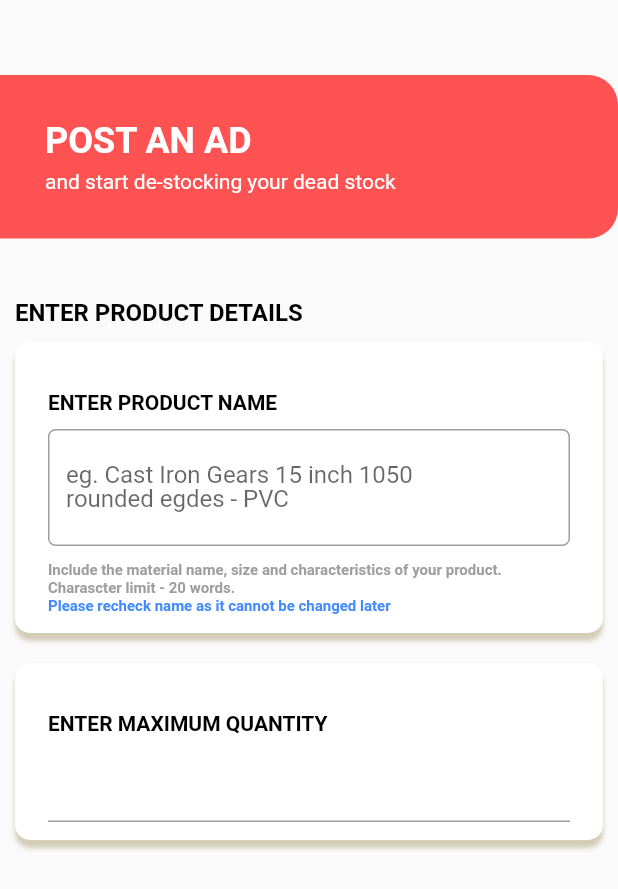
After one commit to SankarshanDudhate/de_stock, a Flutter app: the MyHomePage screen opened directly, after a tap on "POST AN AD", on a phone screen of 412 x 824 dp. The commit adds this screen. Shown: the top 889 px of the screen. Run offline on Flutter 3.47's test engine with Material 2 defaults, Android fonts, the phone set to English and light mode, and no system bars; Roboto replaces fonts that are missing (Arial).

Commit message:
post an add v0.1

```diff
--- a/lib/main.dart
+++ b/lib/main.dart
@@ -1,3 +1,4 @@
+import 'package:destock/postAd.dart';
 import 'package:flutter/material.dart';
 
 void main() {
@@ -9,39 +10,18 @@ class MyApp extends StatelessWidget {
   @override
   Widget build(BuildContext context) {
     return MaterialApp(
-      title: 'Flutter Demo',
+      title: 'De-Stock',
       theme: ThemeData(
-        // This is the theme of your application.
-        //
-        // Try running your application with "flutter run". You'll see the
-        // application has a blue toolbar. Then, without quitting the app, try
-        // changing the primarySwatch below to Colors.green and then invoke
-        // "hot reload" (press "r" in the console where you ran "flutter run",
-        // or simply save your changes to "hot reload" in a Flutter IDE).
-        // Notice that the counter didn't reset back to zero; the application
-        // is not restarted.
         primarySwatch: Colors.blue,
-        // This makes the visual density adapt to the platform that you run
-        // the app on. For desktop platforms, the controls will be smaller and
-        // closer together (more dense) than on mobile platforms.
         visualDensity: VisualDensity.adaptivePlatformDensity,
       ),
-      home: MyHomePage(title: 'Flutter Demo Home Page'),
+      home: MyHomePage(title: 'De-Stock App'),
     );
   }
 }
 
 class MyHomePage extends StatefulWidget {
   MyHomePage({Key key, this.title}) : super(key: key);
-
-  // This widget is the home page of your application. It is stateful, meaning
-  // that it has a State object (defined below) that contains fields that affect
-  // how it looks.
-
-  // This class is the configuration for the state. It holds the values (in this
-  // case the title) provided by the parent (in this case the App widget) and
-  // used by the build method of the State. Fields in a Widget subclass are
-  // always marked "final".
 
   final String title;
 
@@ -50,68 +30,25 @@ class MyHomePage extends StatefulWidget {
 }
 
 class _MyHomePageState extends State<MyHomePage> {
-  int _counter = 0;
-
-  void _incrementCounter() {
-    setState(() {
-      // This call to setState tells the Flutter framework that something has
-      // changed in this State, which causes it to rerun the build method below
-      // so that the display can reflect the updated values. If we changed
-      // _counter without calling setState(), then the build method would not be
-      // called again, and so nothing would appear to happen.
-      _counter++;
-    });
-  }
-
   @override
   Widget build(BuildContext context) {
-    // This method is rerun every time setState is called, for instance as done
-    // by the _incrementCounter method above.
-    //
-    // The Flutter framework has been optimized to make rerunning build methods
-    // fast, so that you can just rebuild anything that needs updating rather
-    // than having to individually change instances of widgets.
     return Scaffold(
-      appBar: AppBar(
-        // Here we take the value from the MyHomePage object that was created by
-        // the App.build method, and use it to set our appbar title.
-        title: Text(widget.title),
-      ),
-      body: Center(
-        // Center is a layout widget. It takes a single child and positions it
-        // in the middle of the parent.
-        child: Column(
-          // Column is also a layout widget. It takes a list of children and
-          // arranges them vertically. By default, it sizes itself to fit its
-          // children horizontally, and tries to be as tall as its parent.
-          //
-          // Invoke "debug painting" (press "p" in the console, choose the
-          // "Toggle Debug Paint" action from the Flutter Inspector in Android
-          // Studio, or the "Toggle Debug Paint" command in Visual Studio Code)
-          // to see the wireframe for each widget.
-          //
-          // Column has various properties to control how it sizes itself and
-          // how it positions its children. Here we use mainAxisAlignment to
-          // center the children vertically; the main axis here is the vertical
-          // axis because Columns are vertical (the cross axis would be
-          // horizontal).
-          mainAxisAlignment: MainAxisAlignment.center,
-          children: <Widget>[
-            Text(
-              'You have pushed the button this many times:',
+        appBar: AppBar(
+          title: Text(widget.title),
+        ),
+        body: Container(
+          child: GestureDetector(
+            onTap: () {
+              Navigator.push(
+                  context,
+                  new MaterialPageRoute(
+                      builder: (BuildContext context) => PostAd()));
+            },
+            child: Text(
+              'POST AN AD',
+              style: TextStyle(fontSize: 30),
             ),
-            Text(
-              '$_counter',
-              style: Theme.of(context).textTheme.headline4,
-            ),
-          ],
-        ),
-      ),
-      floatingActionButton: FloatingActionButton(
-        onPressed: _incrementCounter,
-        tooltip: 'Increment',
-        child: Icon(Icons.add),
-      ), // This trailing comma makes auto-formatting nicer for build methods.
-    );
+          ),
+        ));
   }
 }
--- /dev/null
+++ b/lib/postAd.dart
@@ -0,0 +1,218 @@
+import 'package:flutter/material.dart';
+
+class PostAd extends StatefulWidget {
+  @override
+  _PostAdState createState() => _PostAdState();
+}
+
+class _PostAdState extends State<PostAd> {
+  String productName;
+
+  Widget _buildProductName() {
+    return TextFormField(
+      maxLines: 2,
+      decoration: new InputDecoration(
+          labelText: "eg. Cast Iron Gears 15 inch 1050\nrounded egdes - PVC",
+          border: OutlineInputBorder(
+            borderRadius: BorderRadius.circular(5),
+          )),
+      // ignore: missing_return
+      validator: (String details) {
+        if (details.isEmpty) {
+          return "Required";
+        }
+      },
+      onSaved: (String str) {
+        productName = str;
+      },
+    );
+  }
+
+  Widget _buildQuantity() {
+    return TextFormField();
+  }
+
+  @override
+  Widget build(BuildContext context) {
+    return Scaffold(
+        body: Container(
+            child: Column(children: [
+      SizedBox(
+        height: 50,
+      ),
+      Container(
+          //width: MediaQuery.of(context).size.width,
+          padding: EdgeInsets.fromLTRB(0, 30, 30, 30),
+          decoration: BoxDecoration(
+            color: Colors.redAccent,
+            borderRadius: BorderRadius.only(
+                topRight: Radius.circular(20.0),
+                bottomRight: Radius.circular(20.0)),
+          ),
+          child: Padding(
+            padding: const EdgeInsets.fromLTRB(30, 0, 20, 0),
+            child: Column(
+              //mainAxisAlignment: MainAxisAlignment.center,
+              children: [
+                Row(
+                  children: [
+                    Text(
+                      'POST AN AD',
+                      style: TextStyle(
+                        color: Colors.white,
+                        fontSize: 24,
+                        fontWeight: FontWeight.bold,
+                      ),
+                    ),
+                  ],
+                ),
+                SizedBox(
+                  height: 5,
+                ),
+                Row(
+                  children: [
+                    Text('and start de-stocking your dead stock',
+                        style: TextStyle(
+                          color: Colors.white,
+                          fontSize: 14,
+                        )),
+                  ],
+                ),
+              ],
+            ),
+          )),
+      SizedBox(height: 40),
+      Container(
+        padding: EdgeInsets.symmetric(horizontal: 10),
+        child: Column(
+          children: [
+            Row(
+              children: [
+                Text('ENTER PRODUCT DETAILS',
+                    style: TextStyle(
+                      color: Colors.black,
+                      fontSize: 16,
+                      fontWeight: FontWeight.bold,
+                    )),
+              ],
+            ),
+            SizedBox(
+              height: 10,
+            ),
+            Container(
+                decoration: BoxDecoration(
+                  color: Colors.white,
+                  borderRadius: BorderRadius.circular(10),
+                  boxShadow: [
+                    BoxShadow(
+                        color: Color.fromRGBO(120, 95, 27, .3),
+                        blurRadius: 2.0,
+                        offset: Offset(0, 5))
+                  ],
+                ),
+                child: Padding(
+                  padding: const EdgeInsets.fromLTRB(22, 22, 22, 12),
+                  child: Column(
+                    children: <Widget>[
+                      SizedBox(
+                        height: 10.0,
+                      ),
+                      Row(
+                        children: [
+                          Text(
+                            "ENTER PRODUCT NAME",
+                            style: TextStyle(
+                                color: Colors.black,
+                                fontSize: 14.0,
+                                fontFamily: "Arial",
+                                fontWeight: FontWeight.bold),
+                          ),
+                        ],
+                      ),
+                      SizedBox(
+                        height: 10.0,
+                      ),
+                      _buildProductName(),
+                      SizedBox(
+                        height: 10,
+                      ),
+                      Row(
+                        children: [
+                          Text(
+                            "Include the material name, size and characteristics of your product.\nCharascter limit - 20 words.",
+                            style: TextStyle(
+                                color: Colors.grey,
+                                fontSize: 10.0,
+                                fontFamily: "Arial",
+                                fontWeight: FontWeight.bold),
+                          ),
+                        ],
+                      ),
+                      Row(
+                        children: [
+                          Text(
+                            "Please recheck name as it cannot be changed later",
+                            style: TextStyle(
+                                color: Colors.blueAccent,
+                                fontSize: 10.0,
+                                fontFamily: "Arial",
+                                fontWeight: FontWeight.bold),
+                          ),
+                        ],
+                      ),
+                    ],
+                  ),
+                )),
+            SizedBox(
+              height: 20,
+            ),
+            Container(
+              //padding: EdgeInsets.symmetric(horizontal: 10),
+              child: Column(
+                children: [
+                  Container(
+                      decoration: BoxDecoration(
+                        color: Colors.white,
+                        borderRadius: BorderRadius.circular(10),
+                        boxShadow: [
+                          BoxShadow(
+                              color: Color.fromRGBO(120, 95, 27, .3),
+                              blurRadius: 2.0,
+                              offset: Offset(0, 5))
+                        ],
+                      ),
+                      child: Padding(
+                        padding: const EdgeInsets.fromLTRB(22, 22, 22, 12),
+                        child: Column(
+                          children: <Widget>[
+                            SizedBox(
+                              height: 10.0,
+                            ),
+                            Row(
+                              children: [
+                                Text(
+                                  "ENTER MAXIMUM QUANTITY",
+                                  style: TextStyle(
+                                      color: Colors.black,
+                                      fontSize: 14.0,
+                                      fontFamily: "Arial",
+                                      fontWeight: FontWeight.bold),
+                                ),
+                              ],
+                            ),
+                            SizedBox(
+                              height: 10.0,
+                            ),
+                            _buildQuantity(),
+                          ],
+                        ),
+                      )),
+                ],
+              ),
+            ),
+          ],
+        ),
+      )
+    ])));
+  }
+}
```
Also changed, not shown: pubspec.lock.
